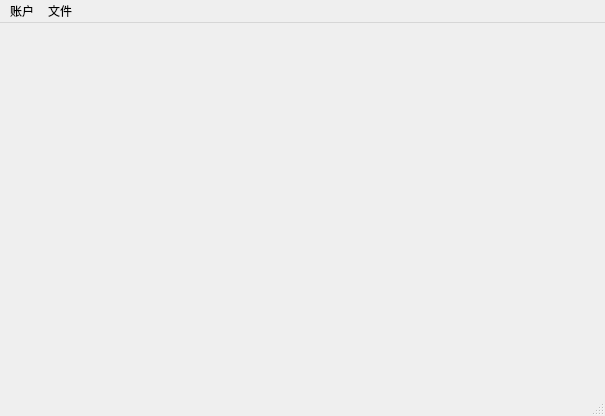
Before: the Qt Designer form code/MacReader/mainwindow.ui in ZhouShaoLong/MacReader, drawn with Qt 5.
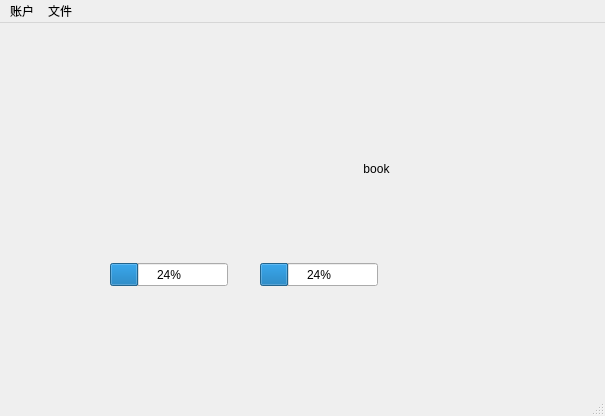
After: the same form once the commit is applied. Icons and pictures are not drawn.

```diff
--- a/code/MacReader/mainwindow.ui
+++ b/code/MacReader/mainwindow.ui
@@ -13,7 +13,53 @@
   <property name="windowTitle">
    <string>MainWindow</string>
   </property>
-  <widget class="QWidget" name="centralWidget"/>
+  <widget class="QWidget" name="centralWidget">
+   <widget class="QPushButton" name="book1">
+    <property name="geometry">
+     <rect>
+      <x>320</x>
+      <y>130</y>
+      <width>113</width>
+      <height>32</height>
+     </rect>
+    </property>
+    <property name="styleSheet">
+     <string notr="true">QPushButton {
+        background-image:url(:/image/icon/book.jpg);
+        border: 0px;
+}</string>
+    </property>
+    <property name="text">
+     <string>book</string>
+    </property>
+   </widget>
+   <widget class="QProgressBar" name="m_pUploadBar">
+    <property name="geometry">
+     <rect>
+      <x>110</x>
+      <y>240</y>
+      <width>118</width>
+      <height>23</height>
+     </rect>
+    </property>
+    <property name="value">
+     <number>24</number>
+    </property>
+   </widget>
+   <widget class="QProgressBar" name="m_pDownloadBar">
+    <property name="geometry">
+     <rect>
+      <x>260</x>
+      <y>240</y>
+      <width>118</width>
+      <height>23</height>
+     </rect>
+    </property>
+    <property name="value">
+     <number>24</number>
+    </property>
+   </widget>
+  </widget>
   <widget class="QMenuBar" name="menuBar">
    <property name="geometry">
     <rect>
```
Left out of the diff: 24 changed lines with no effect on the pictures.
